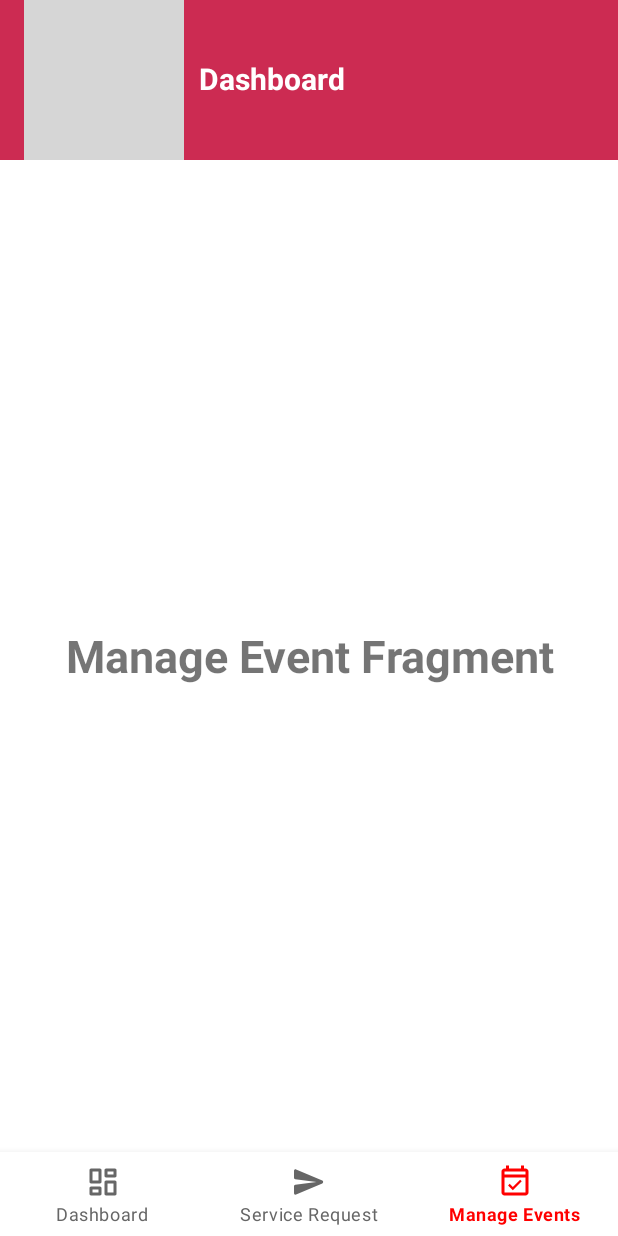
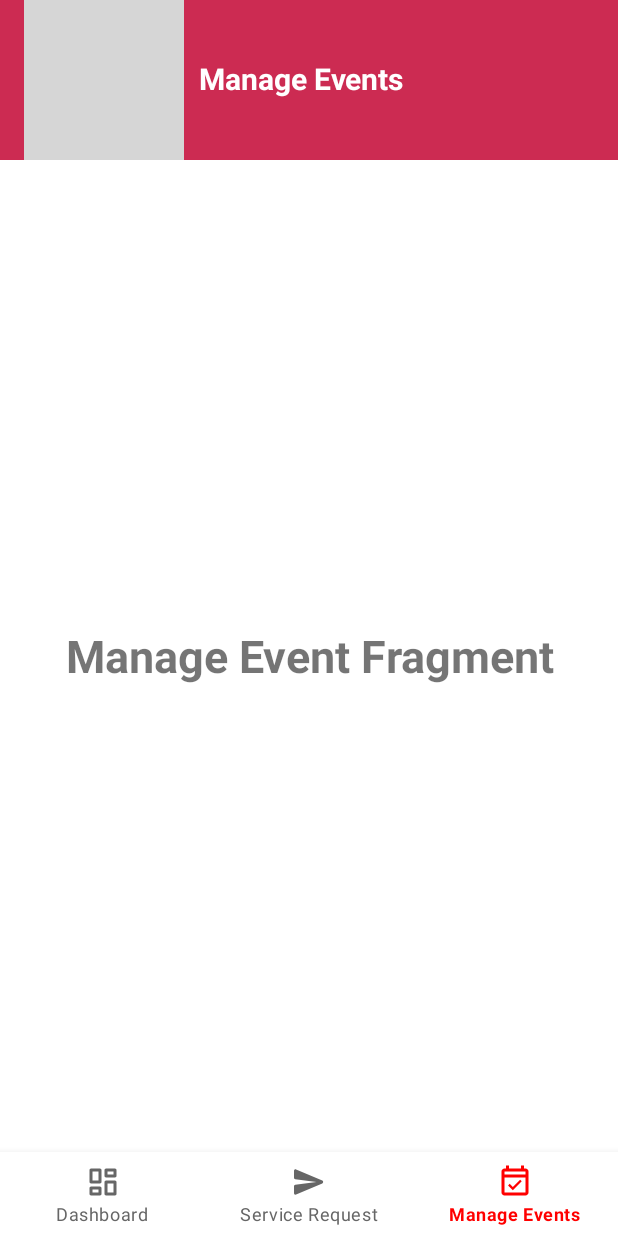
Before and after one commit to shanjida-alam/Smart-Living-Community, an Android app: the MainActivity screen opened directly, with no data from a screen before it, in the side drawer, after a tap on "Manage Event", on a phone screen of 412 x 824 dp. Run offline under Robolectric (Android 15) with nearby library versions, the phone set to English and light mode, and no system bars; grey boxes are pictures that could not be loaded.

```diff
--- a/app/src/main/java/com/example/smartlivingcommunity/ui/view/content/MainActivity.java
+++ b/app/src/main/java/com/example/smartlivingcommunity/ui/view/content/MainActivity.java
@@ -11,6 +11,7 @@ import android.view.MenuItem;
 import android.view.View;
 import android.widget.FrameLayout;
 import android.widget.ImageButton;
+import android.widget.TextView;
 
 import com.example.smartlivingcommunity.R;
 import com.google.android.material.bottomnavigation.BottomNavigationView;
@@ -23,7 +24,7 @@ public class MainActivity extends AppCompatActivity {
     FrameLayout frameLayout;
     BottomNavigationView bottomNavigationView;
     NavigationView drawerNavigationView;
-
+    TextView toolbarTitle;
     @Override
     protected void onCreate(Bundle savedInstanceState) {
         super.onCreate(savedInstanceState);
@@ -34,6 +35,7 @@ public class MainActivity extends AppCompatActivity {
         frameLayout = findViewById(R.id.fragment_container);
         bottomNavigationView = findViewById(R.id.bottom_nav_view);
         drawerNavigationView = findViewById(R.id.drawer_nav_view);
+        toolbarTitle = findViewById(R.id.toolbarTitle);
 
         drawerToggle.setOnClickListener(new View.OnClickListener() {
             public void onClick(View v) {
@@ -65,12 +67,15 @@ public class MainActivity extends AppCompatActivity {
 
                 if (itemId == R.id.navDashboard) {
                     fragmentTransaction.replace(R.id.fragment_container, new DashboardFragment());
+                    setToolbarTitle("Dashboard");
                     drawerNavigationView.setCheckedItem(R.id.itemDashboard); // Sync with drawer
                 } else if (itemId == R.id.navServiceRequest) {
                     fragmentTransaction.replace(R.id.fragment_container, new ServiceRequestFragment());
+                    setToolbarTitle("Service Request");
                     drawerNavigationView.setCheckedItem(R.id.itemServiceRequest); // Sync with drawer
                 } else if (itemId == R.id.navManageEvent) {
                     fragmentTransaction.replace(R.id.fragment_container, new ManageEventFragment());
+                    setToolbarTitle("Manage Events");
                     drawerNavigationView.setCheckedItem(R.id.itemManageEvent); // Sync with drawer
                 }
 
@@ -90,14 +95,18 @@ public class MainActivity extends AppCompatActivity {
 
                 if (itemId == R.id.itemDashboard) {
                     fragmentTransaction.replace(R.id.fragment_container, new DashboardFragment());
+                    setToolbarTitle("Dashboard");
                     bottomNavigationView.setSelectedItemId(R.id.navDashboard); // Sync with bottom nav
                 } else if (itemId == R.id.itemManageProfile) {
+                    setToolbarTitle("Manage Profile");
                     fragmentTransaction.replace(R.id.fragment_container, new ProfileFragment());
                 } else if (itemId == R.id.itemServiceRequest) {
                     fragmentTransaction.replace(R.id.fragment_container, new ServiceRequestFragment());
+                    setToolbarTitle("Service Request");
                     bottomNavigationView.setSelectedItemId(R.id.navServiceRequest); // Sync with bottom nav
                 } else if (itemId == R.id.itemManageEvent) {
                     fragmentTransaction.replace(R.id.fragment_container, new ManageEventFragment());
+                    setToolbarTitle("Manage Events");
                     bottomNavigationView.setSelectedItemId(R.id.navManageEvent); // Sync with bottom nav
                 }
 
@@ -107,4 +116,9 @@ public class MainActivity extends AppCompatActivity {
             }
         });
     }
+
+    // Helper method to set the toolbar title
+    private void setToolbarTitle(String title) {
+        toolbarTitle.setText(title);
+    }
 }
```
